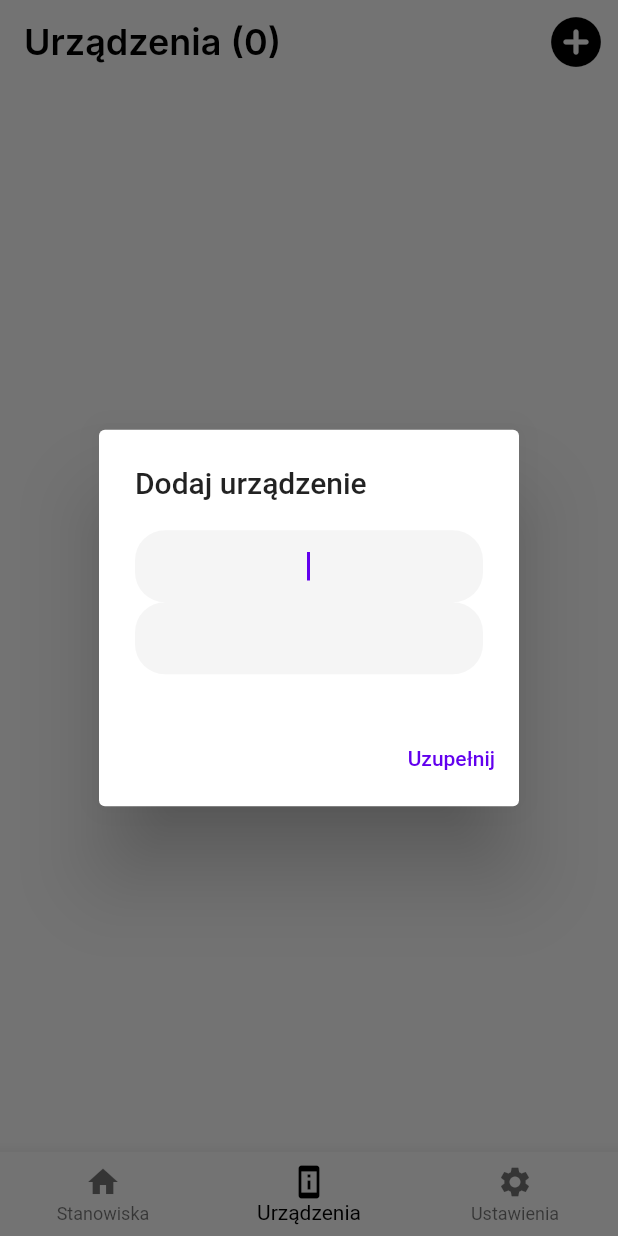
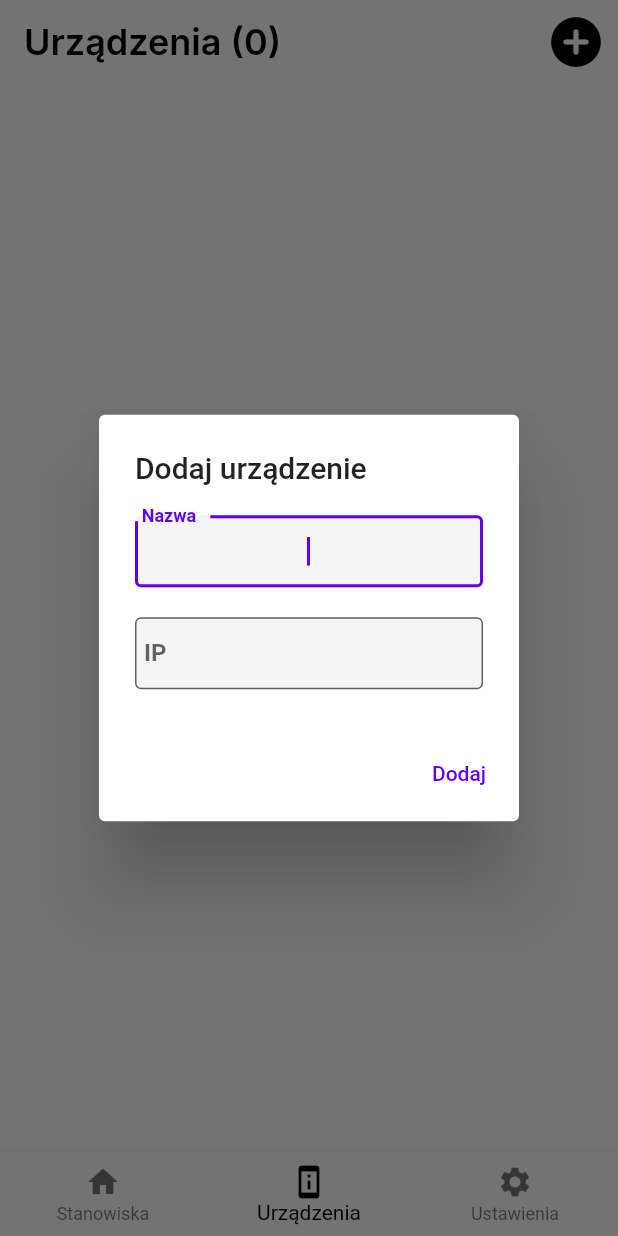
Before and after one commit to Carolosso/SCPI-Monitor, a Flutter app: the screen it shows after launch, item 2 of the bottom bar chosen, after a tap on the "add circle" icon, on a phone screen of 412 x 824 dp. Run offline on Flutter 3.47's test engine with Material 2 defaults, Android fonts, the phone set to English and light mode, and no system bars; our stand-ins replace google_fonts; missing offline and left inert: tcp_socket_connection.

Commit message:
Separated CustomAppBars, minor tweaks

```diff
--- a/lib/local_package/local_TcpSocketConnection.dart
+++ b/lib/local_package/local_TcpSocketConnection.dart
@@ -17,7 +17,7 @@ class LocalTcpSocketConnection extends ChangeNotifier {
 
   String message = "";
   //String name = "";
-  double value = 0.0;
+  double value = 0;
 
   double get getValue => double.parse(message);
   String get getName => message;
--- a/lib/models/connection_model.dart
+++ b/lib/models/connection_model.dart
@@ -6,6 +6,4 @@ class ConnectionModel {
   TcpSocketConnection socketConnection;
 
   ConnectionModel(this.ip, this.port, this.socketConnection);
-
-
 }
--- a/lib/views/device_list_view.dart
+++ b/lib/views/device_list_view.dart
@@ -2,7 +2,7 @@ import 'package:flutter/material.dart';
 import 'package:provider/provider.dart';
 import 'package:test/style/theme.dart';
 import 'package:test/providers/app_view_model.dart';
-import 'package:test/views/widgets/custom_app_bar.dart';
+import 'package:test/views/widgets/custom_app_bars/custom_app_bar_for_devices_view.dart';
 
 class DevicesListView extends StatelessWidget {
   const DevicesListView({super.key});
@@ -11,15 +11,7 @@ class DevicesListView extends StatelessWidget {
   Widget build(BuildContext context) {
     return Consumer<AppViewModel>(builder: (context, viewModel, child) {
       return Scaffold(
-        appBar: CustomAppBar(
-          title: 'Urządzenia (${viewModel.devicesCount})',
-          dialogTitle: 'Dodaj urządzenie',
-          viewModel: viewModel,
-          showAction: true,
-          showLeading: false,
-          onActionTap: viewModel.createDevice,
-          onSubmit: () {},
-        ),
+        appBar: CustomAppBarForDevicesView(),
         body: ListView.builder(
           itemCount: viewModel.devices.length,
           itemBuilder: (context, indexDevice) {
--- a/lib/views/stations_list_view.dart
+++ b/lib/views/stations_list_view.dart
@@ -3,7 +3,7 @@ import 'package:provider/provider.dart';
 import 'package:test/style/theme.dart';
 import 'package:test/providers/app_view_model.dart';
 import 'package:test/views/station_detail_view.dart';
-import 'package:test/views/widgets/custom_app_bar.dart';
+import 'package:test/views/widgets/custom_app_bars/custom_app_bar_for_stations_view.dart';
 import 'package:test/views/widgets/floating_action_button_view.dart';
 
 class StationsListView extends StatelessWidget {
@@ -13,17 +13,7 @@ class StationsListView extends StatelessWidget {
   Widget build(BuildContext context) {
     return Consumer<AppViewModel>(builder: (context, viewModel, child) {
       return Scaffold(
-        appBar: CustomAppBar(
-          title: 'Stanowiska',
-          dialogTitle: 'Dodaj stanowisko',
-          viewModel: viewModel,
-          showAction: true,
-          showLeading: false,
-          onActionTap: viewModel.fillLists,
-          onSubmit: viewModel.createStation,
-        ),
-        //buildAppBar('Widok stanowisk', 'Dodaj stanowisko', context,
-        //  viewModel, viewModel.createStation, viewModel.fillLists),
+        appBar: CustomAppBarForStationsView(),
         body: SafeArea(
           child: ListView.builder(
             shrinkWrap: true,
@@ -65,7 +55,7 @@ class StationsListView extends StatelessWidget {
                                     padding: const EdgeInsets.symmetric(
                                         vertical: 15),
                                     child: Text(
-                                      'Tap to see details',
+                                      'Add device to this station.',
                                       style: TextStyle(
                                         color: Colors.red.shade700,
                                         fontWeight: FontWeight.bold,
@@ -75,6 +65,7 @@ class StationsListView extends StatelessWidget {
                                   ),
                                 ],
                               )))
+                      //if not empty show styled Card
                       : Card(
                           elevation: 10,
                           shape: RoundedRectangleBorder(
--- a/lib/views/widgets/custom_app_bar.dart
+++ /dev/null
@@ -1,134 +0,0 @@
-import 'package:flutter/material.dart';
-import 'package:google_fonts/google_fonts.dart';
-import 'package:test/providers/app_view_model.dart';
-
-class CustomAppBar extends StatelessWidget implements PreferredSizeWidget {
-  CustomAppBar({
-    super.key,
-    required this.title,
-    required this.showAction,
-    required this.showLeading,
-    required this.onActionTap,
-    required this.viewModel,
-    required this.dialogTitle,
-    required this.onSubmit,
-    this.height = kToolbarHeight,
-  });
-
-  final String title;
-  final bool showAction;
-  final bool showLeading;
-  final Function onActionTap;
-  final AppViewModel viewModel;
-  final String dialogTitle;
-  final Function onSubmit;
-  final double height;
-  final TextEditingController nameTextController = TextEditingController();
-  final TextEditingController ipTextController = TextEditingController();
-
-  final PreferredSizeWidget preferredSizeWidget = PreferredSize(
-    preferredSize: const Size.fromHeight(80),
-    child: Container(),
-  );
-
-  @override
-  Widget build(BuildContext context) {
-    return AppBar(
-      title: Text(title,
-          style: GoogleFonts.inter(
-            textStyle: const TextStyle(
-              color: Colors.black,
-              fontWeight: FontWeight.w600,
-              fontSize: 24,
-            ),
-          )),
-      backgroundColor: Colors.white24,
-      elevation: 0,
-      leading: showLeading ? const BackButton() : null,
-      //leading: const BackButton(color: Colors.black),
-      actions: !showAction
-          ? []
-          : [
-              IconButton(
-                icon: const Icon(Icons.add_circle_rounded),
-                color: Colors.black,
-                iconSize: 40,
-                onPressed: () {
-                  showDialog(
-                      context: context,
-                      builder: (context) {
-                        return AlertDialog(
-                          title: Text(dialogTitle),
-                          content: SingleChildScrollView(
-                            child: Column(
-                              children: [
-                                TextField(
-                                  controller: nameTextController,
-                                  onSubmitted: (value) {
-                                    onSubmit(value);
-                                  },
-                                  decoration: InputDecoration(
-                                      contentPadding: const EdgeInsets.only(
-                                        bottom: 5,
-                                      ),
-                                      filled: true,
-                                      //fillColor: viewModel.clrlvl2,
-                                      border: OutlineInputBorder(
-                                          borderRadius:
-                                              BorderRadius.circular(20),
-                                          borderSide: BorderSide.none)),
-                                  autofocus: true,
-                                  textAlign: TextAlign.center,
-                                  textAlignVertical: TextAlignVertical.center,
-                                  autocorrect: false,
-                                  style: const TextStyle(
-                                    fontWeight: FontWeight.w700,
-                                  ),
-                                ),
-                                TextField(
-                                  controller: ipTextController,
-                                  onSubmitted: (value) {
-                                    onSubmit(value);
-                                  },
-                                  decoration: InputDecoration(
-                                      contentPadding: const EdgeInsets.only(
-                                        bottom: 5,
-                                      ),
-                                      filled: true,
-                                      //fillColor: viewModel.clrlvl2,
-                                      border: OutlineInputBorder(
-                                          borderRadius:
-                                              BorderRadius.circular(20),
-                                          borderSide: BorderSide.none)),
-                                  autofocus: true,
-                                  textAlign: TextAlign.center,
-                                  textAlignVertical: TextAlignVertical.center,
-                                  autocorrect: false,
-                                  style: const TextStyle(
-                                    fontWeight: FontWeight.w700,
-                                  ),
-                                ),
-                              ],
-                            ),
-                          ),
-                          actions: <Widget>[
-                            TextButton(
-                              child: const Text('Uzupełnij'),
-                              onPressed: () {
-                                onActionTap(nameTextController.text,
-                                    ipTextController.text);
-                                Navigator.of(context).pop();
-                              },
-                            ),
-                          ],
-                        );
-                      });
-                },
-              )
-            ],
-    );
-  }
-
-  @override
-  Size get preferredSize => Size.fromHeight(height);
-}
--- /dev/null
+++ b/lib/views/widgets/custom_app_bars/custom_app_bar_for_devices_view.dart
@@ -0,0 +1,120 @@
+import 'package:flutter/material.dart';
+import 'package:google_fonts/google_fonts.dart';
+import 'package:provider/provider.dart';
+import 'package:test/providers/app_view_model.dart';
+
+class CustomAppBarForDevicesView extends StatelessWidget
+    implements PreferredSizeWidget {
+  CustomAppBarForDevicesView({
+    super.key,
+    this.height = kToolbarHeight,
+  });
+
+  final double height;
+  final TextEditingController nameTextController = TextEditingController();
+  final TextEditingController ipTextController = TextEditingController();
+
+  final PreferredSizeWidget preferredSizeWidget = PreferredSize(
+    preferredSize: const Size.fromHeight(80),
+    child: Container(),
+  );
+
+  @override
+  Widget build(BuildContext context) {
+    return Consumer<AppViewModel>(builder: (context, viewModel, child) {
+      return AppBar(
+        title: Text('Urządzenia (${viewModel.devicesCount})',
+            style: GoogleFonts.inter(
+              textStyle: const TextStyle(
+                color: Colors.black,
+                fontWeight: FontWeight.w600,
+                fontSize: 24,
+              ),
+            )),
+        backgroundColor: Colors.white24,
+        elevation: 0,
+        //leading: const BackButton(),
+        actions: [
+          IconButton(
+            icon: const Icon(Icons.add_circle_rounded),
+            color: Colors.black,
+            iconSize: 40,
+            onPressed: () {
+              showDialog(
+                  context: context,
+                  builder: (context) {
+                    return AlertDialog(
+                      title: const Text('Dodaj urządzenie'),
+                      content: SingleChildScrollView(
+                        child: Column(
+                          children: [
+                            TextField(
+                              controller: nameTextController,
+                              onSubmitted: (value) {
+                                //onSubmit(value);
+                              },
+                              decoration: const InputDecoration(
+                                contentPadding: EdgeInsets.only(
+                                  bottom: 5,
+                                ),
+                                filled: true,
+                                border: OutlineInputBorder(),
+                                labelText: ' Nazwa ',
+                              ),
+                              autofocus: true,
+                              textAlign: TextAlign.center,
+                              textAlignVertical: TextAlignVertical.center,
+                              autocorrect: false,
+                              style: const TextStyle(
+                                fontWeight: FontWeight.w700,
+                              ),
+                            ),
+                            const Padding(
+                                padding: EdgeInsets.only(top: 10, bottom: 10)),
+                            TextField(
+                              controller: ipTextController,
+                              onSubmitted: (value) {
+                                // onSubmit(value);
+                              },
+                              decoration: const InputDecoration(
+                                contentPadding: EdgeInsets.only(
+                                  bottom: 5,
+                                ),
+                                filled: true,
+                                //fillColor: viewModel.clrlvl2,
+                                border: OutlineInputBorder(),
+                                labelText: ' IP ',
+                              ),
+                              autofocus: true,
+                              textAlign: TextAlign.center,
+                              textAlignVertical: TextAlignVertical.center,
+                              autocorrect: false,
+                              style: const TextStyle(
+                                fontWeight: FontWeight.w700,
+                              ),
+                            ),
+                          ],
+                        ),
+                      ),
+                      actions: <Widget>[
+                        TextButton(
+                          child: const Text('Dodaj'),
+                          onPressed: () {
+                            viewModel.createDevice(
+                                nameTextController.text, ipTextController.text);
+                            Navigator.of(context).pop();
+                          },
+                        ),
+                      ],
+                    );
+                  });
+            },
+          )
+        ],
+      );
+    });
+  }
+
+  @override
+  Size get preferredSize => Size.fromHeight(height);
+}
--- /dev/null
+++ b/lib/views/widgets/custom_app_bars/custom_app_bar_for_stations_view.dart
@@ -0,0 +1,94 @@
+import 'package:flutter/material.dart';
+import 'package:google_fonts/google_fonts.dart';
+import 'package:provider/provider.dart';
+import 'package:test/providers/app_view_model.dart';
+
+class CustomAppBarForStationsView extends StatelessWidget
+    implements PreferredSizeWidget {
+  CustomAppBarForStationsView({
+    super.key,
+    this.height = kToolbarHeight,
+  });
+
+  final double height;
+  final TextEditingController nameTextController = TextEditingController();
+
+  final PreferredSizeWidget preferredSizeWidget = PreferredSize(
+    preferredSize: const Size.fromHeight(80),
+    child: Container(),
+  );
+
+  @override
+  Widget build(BuildContext context) {
+    return Consumer<AppViewModel>(builder: (context, viewModel, child) {
+      return AppBar(
+        title: Text('Stanowiska',
+            style: GoogleFonts.inter(
+              textStyle: const TextStyle(
+                color: Colors.black,
+                fontWeight: FontWeight.w600,
+                fontSize: 24,
+              ),
+            )),
+        backgroundColor: Colors.white24,
+        elevation: 0,
+        //leading: const BackButton(),
+        actions: [
+          IconButton(
+            icon: const Icon(Icons.add_circle_rounded),
+            color: Colors.black,
+            iconSize: 40,
+            onPressed: () {
+              showDialog(
+                  context: context,
+                  builder: (context) {
+                    return AlertDialog(
+                      title: const Text('Dodaj stanowisko'),
+                      content: SingleChildScrollView(
+                        child: Column(
+                          children: [
+                            TextField(
+                              controller: nameTextController,
+                              onSubmitted: (value) {
+                                viewModel.createStation(value);
+                              },
+                              decoration: const InputDecoration(
+                                contentPadding: EdgeInsets.only(
+                                  bottom: 5,
+                                ),
+                                filled: true,
+                                //fillColor: viewModel.clrlvl2,
+                                border: OutlineInputBorder(),
+                                labelText: ' Nazwa ',
+                              ),
+                              autofocus: true,
+                              textAlign: TextAlign.center,
+                              textAlignVertical: TextAlignVertical.center,
+                              autocorrect: false,
+                              style: const TextStyle(
+                                fontWeight: FontWeight.w700,
+                              ),
+                            ),
+                          ],
+                        ),
+                      ),
+                      actions: <Widget>[
+                        TextButton(
+                          child: const Text('Zamknij'),
+                          onPressed: () {
+                            Navigator.of(context).pop();
+                          },
+                        ),
+                      ],
+                    );
+                  });
+            },
+          )
+        ],
+      );
+    });
+  }
+
+  @override
+  Size get preferredSize => Size.fromHeight(height);
+}
```
Also changed, not shown: lib/providers/app_view_model.dart (+14 -37 lines), lib/views/station_detail_view.dart (+34 -4 lines).
